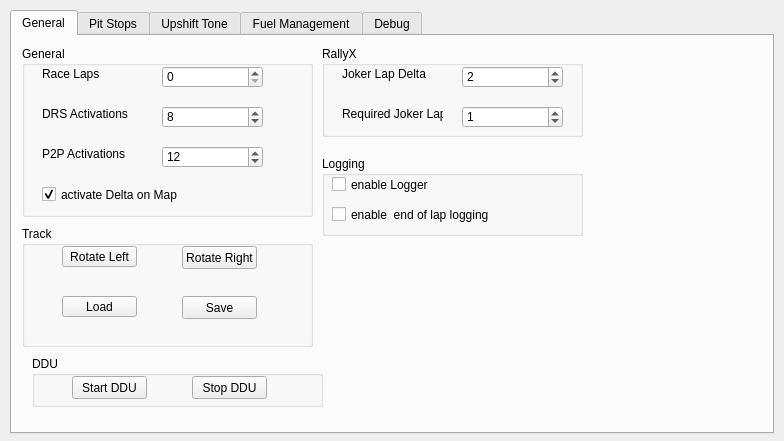
Qt form gui/iDDUgui.ui (MarcMatten/iDDU) before a commit.
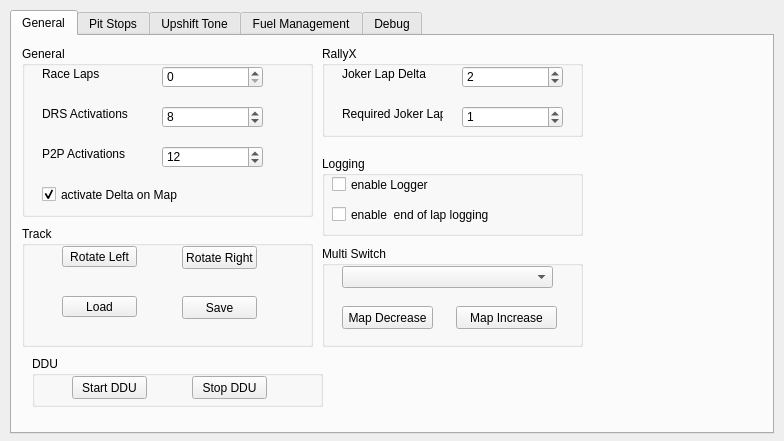
The same form after that commit. The open tabs and pages were chosen to show the change. Icons and pictures are not drawn.

Patch:
```diff
--- a/gui/iDDUgui.ui
+++ b/gui/iDDUgui.ui
@@ -423,6 +423,55 @@
       </property>
      </widget>
     </widget>
+    <widget class="QGroupBox" name="groupBox_11">
+     <property name="geometry">
+      <rect>
+       <x>310</x>
+       <y>210</y>
+       <width>261</width>
+       <height>101</height>
+      </rect>
+     </property>
+     <property name="title">
+      <string>Multi Switch</string>
+     </property>
+     <widget class="QPushButton" name="pushButton_MSMapDecrease">
+      <property name="geometry">
+       <rect>
+        <x>20</x>
+        <y>60</y>
+        <width>91</width>
+        <height>23</height>
+       </rect>
+      </property>
+      <property name="text">
+       <string>Map Decrease</string>
+      </property>
+     </widget>
+     <widget class="QPushButton" name="pushButton_MSMapIncrease">
+      <property name="geometry">
+       <rect>
+        <x>134</x>
+        <y>60</y>
+        <width>101</width>
+        <height>23</height>
+       </rect>
+      </property>
+      <property name="text">
+       <string>Map Increase</string>
+      </property>
+     </widget>
+     <widget class="QComboBox" name="comboBox_MultiSwitch">
+      <property name="geometry">
+       <rect>
+        <x>20</x>
+        <y>20</y>
+        <width>211</width>
+        <height>22</height>
+       </rect>
+      </property>
+     </widget>
+    </widget>
    </widget>
    <widget class="QWidget" name="tabPitStops">
     <attribute name="title">
```
Left out of the diff: 2 changed lines with no effect on the pictures.
